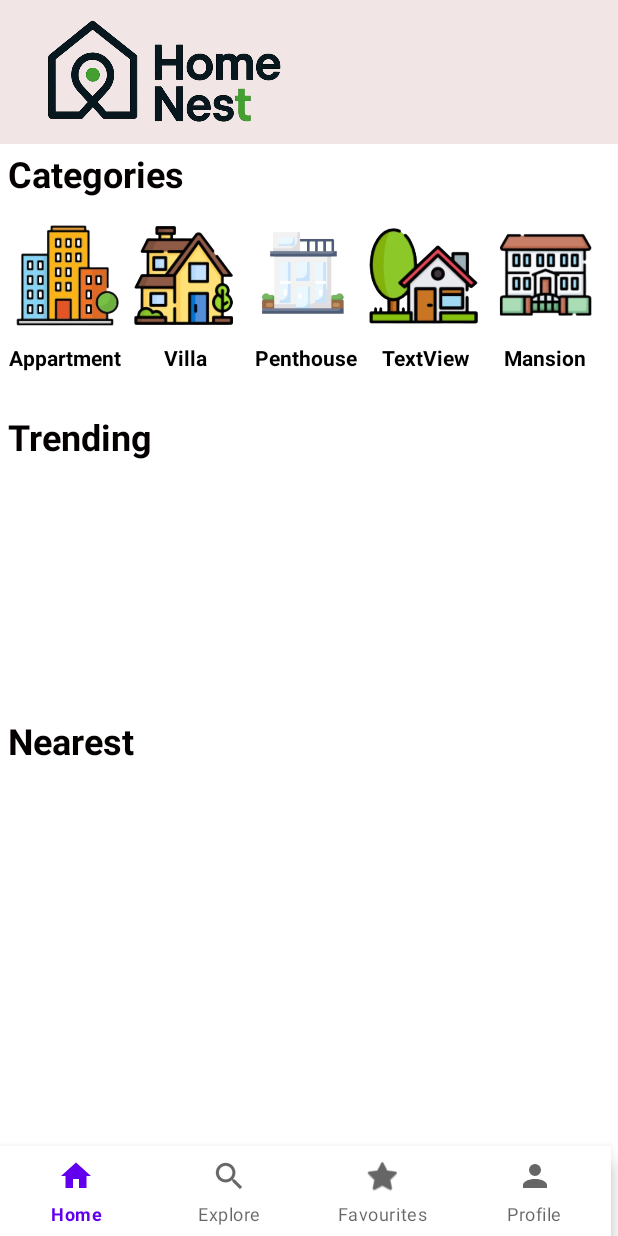
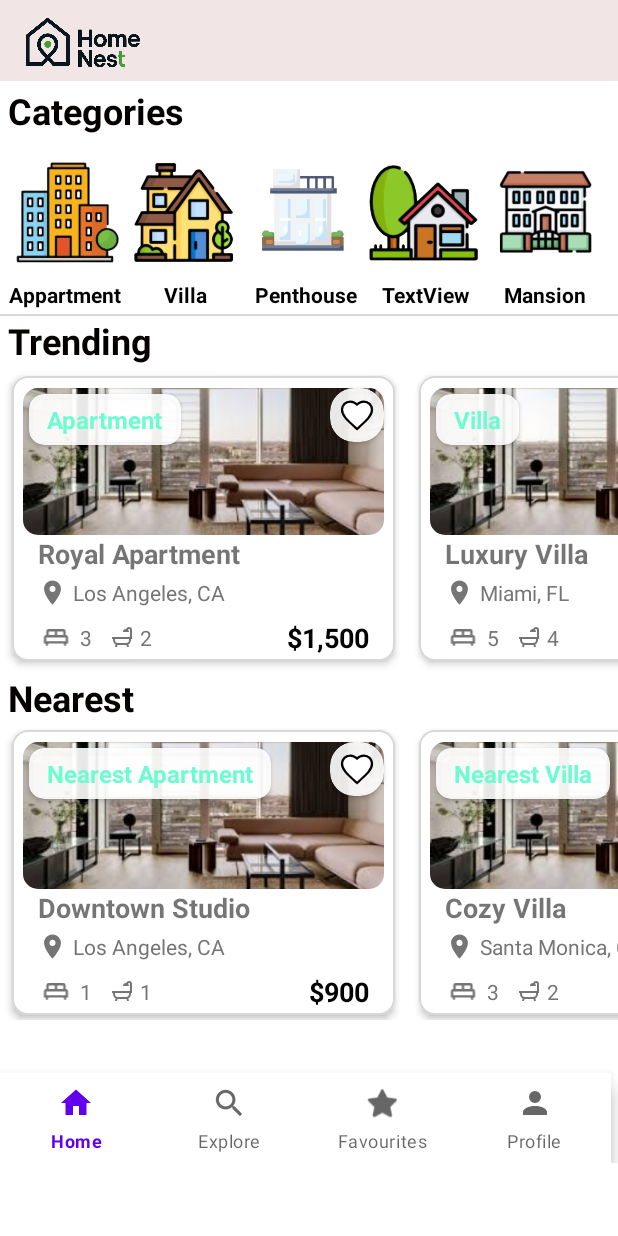
Before and after one commit to Hadi-001/mobile_project_frontend, an Android app: the screen it shows after launch (HomeActivity), on a phone screen of 412 x 824 dp. Run offline under Robolectric (Android 15) with nearby library versions, the phone set to English and light mode, and no system bars.

Commit message:
add recycler view for home page

```diff
--- a/app/src/main/java/com/example/mobile_project_frontend/HomeActivity.java
+++ b/app/src/main/java/com/example/mobile_project_frontend/HomeActivity.java
@@ -5,6 +5,11 @@ import android.os.Bundle;
 import com.google.android.material.bottomnavigation.BottomNavigationView;
 
 import androidx.appcompat.app.AppCompatActivity;
+import androidx.recyclerview.widget.LinearLayoutManager;
+import androidx.recyclerview.widget.RecyclerView;
+
+import java.util.ArrayList;
+import java.util.List;
 
 public class HomeActivity extends AppCompatActivity {
 
@@ -21,8 +26,8 @@ public class HomeActivity extends AppCompatActivity {
         }
         navView = findViewById(R.id.nav_view);
 
-        navView.setOnItemSelectedListener(item -> {
-            switch (item.getItemId()) {
+//        navView.setOnItemSelectedListener(item -> {
+//            switch (item.getItemId()) {
 //                case R.id.navigation_home:
 //                    // Already in HomeActivity, do nothing
 //                    return true;
@@ -35,8 +40,110 @@ public class HomeActivity extends AppCompatActivity {
 //                case R.id.navigation_profile:
 //                    startActivity(new Intent(this, ProfileActivity.class));
 //                    return true;
-            }
-            return false;
-        });
+//            }
+//            return false;
+//        });
+
+        RecyclerView recyclerView = findViewById(R.id.recyclerViewTrending);
+        List<HorizontalItem> itemList = generateFakeItems();
+        HorizontalAdapter adapter = new HorizontalAdapter(itemList);
+        recyclerView.setAdapter(adapter);
+        LinearLayoutManager layoutManager = new LinearLayoutManager(this, LinearLayoutManager.HORIZONTAL, false);
+        recyclerView.setLayoutManager(layoutManager);
+
+
+
+        RecyclerView recyclerViewNearest = findViewById(R.id.recyclerViewNearest);
+        List<HorizontalItem> nearestItemList = generateNearestFakeItems();
+        HorizontalAdapter nearestAdapter = new HorizontalAdapter(nearestItemList);
+        recyclerViewNearest.setAdapter(nearestAdapter);
+        LinearLayoutManager nearestLayoutManager = new LinearLayoutManager(this, LinearLayoutManager.HORIZONTAL, false);
+        recyclerViewNearest.setLayoutManager(nearestLayoutManager);
+
+
     }
+
+    private List<HorizontalItem> generateFakeItems() {
+        List<HorizontalItem> itemList = new ArrayList<>();
+
+        itemList.add(new HorizontalItem(
+                R.drawable.appartment_pic,
+                "Apartment",
+                "Royal Apartment",
+                "Los Angeles, CA",
+                3,
+                2,
+                "$1,500"
+        ));
+
+        itemList.add(new HorizontalItem(
+                R.drawable.appartment_pic,
+                "Villa",
+                "Luxury Villa",
+                "Miami, FL",
+                5,
+                4,
+                "$3,800"
+        ));
+
+        itemList.add(new HorizontalItem(
+                R.drawable.appartment_pic,
+                "Condo",
+                "Sunset Condo",
+                "San Diego, CA",
+                2,
+                1,
+                "$2,100"
+        ));
+
+        itemList.add(new HorizontalItem(
+                R.drawable.appartment_pic,
+                "Penthouse",
+                "Skyline Penthouse",
+                "New York, NY",
+                4,
+                3,
+                "$5,500"
+        ));
+
+        return itemList;
+    }
+
+    private List<HorizontalItem> generateNearestFakeItems() {
+        List<HorizontalItem> itemList = new ArrayList<>();
+
+        itemList.add(new HorizontalItem(
+                R.drawable.appartment_pic,
+                "Nearest Apartment",
+                "Downtown Studio",
+                "Los Angeles, CA",
+                1,
+                1,
+                "$900"
+        ));
+
+        itemList.add(new HorizontalItem(
+                R.drawable.appartment_pic,
+                "Nearest Villa",
+                "Cozy Villa",
+                "Santa Monica, CA",
+                3,
+                2,
+                "$2,700"
+        ));
+
+        itemList.add(new HorizontalItem(
+                R.drawable.appartment_pic,
+                "Nearest Condo",
+                "Beachside Condo",
+                "Venice Beach, CA",
+                2,
+                2,
+                "$1,800"
+        ));
+
+        return itemList;
+    }
+
+
 }
--- a/app/src/main/res/layout/activity_home.xml
+++ b/app/src/main/res/layout/activity_home.xml
@@ -3,30 +3,36 @@
     xmlns:app="http://schemas.android.com/apk/res-auto"
     xmlns:tools="http://schemas.android.com/tools"
     android:layout_width="match_parent"
-    android:layout_height="match_parent"
-    android:orientation="vertical">
-    tools:context=".HomeActivity"
-
+    android:layout_height="wrap_content"
+    android:orientation="vertical"
+    tools:context=".HomeActivity">
 
 
     <LinearLayout
         android:layout_width="match_parent"
-        android:layout_height="96dp"
+        android:layout_height="54dp"
         android:background="#F2E5E5"
         android:orientation="horizontal"
-        android:padding="10sp">
+        android:paddingLeft="10sp"
+        android:paddingTop="10sp">
 
         <ImageView
             android:id="@+id/imageView2"
-            android:layout_width="1sp"
-            android:layout_height="match_parent"
+            android:layout_width="10dp"
+            android:layout_height="37dp"
             android:layout_weight="1"
             android:src="@drawable/logo_cropped" />
 
         <TextView
             android:id="@+id/textView5"
+            android:layout_width="153dp"
+            android:layout_height="wrap_content"
+            android:layout_weight="1" />
+
+        <TextView
+            android:id="@+id/textView"
             android:layout_width="wrap_content"
-            android:layout_height="wrap_content"
+            android:layout_height="12dp"
             android:layout_weight="1" />
     </LinearLayout>
 
@@ -44,12 +50,9 @@
 
     <LinearLayout
         android:layout_width="match_parent"
-        android:layout_height="wrap_content"
+        android:layout_height="116dp"
         android:orientation="horizontal"
         android:padding="3dp">
-
-
-
 
 
         <LinearLayout
@@ -65,7 +68,7 @@
 
             <TextView
                 android:layout_width="match_parent"
-                android:layout_height="39dp"
+                android:layout_height="20dp"
                 android:text="Appartment"
                 android:textAlignment="center"
                 android:textColor="#000000"
@@ -86,7 +89,7 @@
 
             <TextView
                 android:layout_width="match_parent"
-                android:layout_height="39dp"
+                android:layout_height="20dp"
                 android:text="Villa"
                 android:textAlignment="center"
                 android:textColor="#000000"
@@ -108,7 +111,7 @@
 
             <TextView
                 android:layout_width="match_parent"
-                android:layout_height="39dp"
+                android:layout_height="20dp"
                 android:text="Penthouse"
                 android:textAlignment="center"
                 android:textColor="#000000"
@@ -129,7 +132,7 @@
 
             <TextView
                 android:layout_width="match_parent"
-                android:layout_height="33dp"
+                android:layout_height="20dp"
                 android:text="TextView"
                 android:textAlignment="center"
                 android:textColor="#000000"
@@ -151,7 +154,7 @@
 
             <TextView
                 android:layout_width="match_parent"
-                android:layout_height="39dp"
+                android:layout_height="20dp"
                 android:text="Mansion"
                 android:textAlignment="center"
                 android:textColor="#000000"
@@ -161,12 +164,16 @@
 
     </LinearLayout>
 
+    <View
+        android:layout_width="match_parent"
+        android:layout_height="1dp"
+        android:background="#D8D8D8" />
+
     <TextView
         android:layout_width="165dp"
-        android:layout_height="wrap_content"
+        android:layout_height="32dp"
         android:fontFamily="sans-serif"
-        android:padding="3dp"
-        android:paddingStart="5dp"
+        android:paddingLeft="5dp"
         android:text="Trending"
         android:textColor="#050000"
         android:textSize="24sp"
@@ -175,14 +182,12 @@
     <androidx.recyclerview.widget.RecyclerView
         android:id="@+id/recyclerViewTrending"
         android:layout_width="match_parent"
-        android:layout_height="163dp"
-        android:padding="8dp" />
+        android:layout_height="206dp" />
 
     <TextView
         android:layout_width="165dp"
-        android:layout_height="wrap_content"
+        android:layout_height="30dp"
         android:fontFamily="sans-serif"
-        android:padding="3dp"
         android:paddingStart="5dp"
         android:text="Nearest"
         android:textColor="#050000"
@@ -192,12 +197,11 @@
     <androidx.recyclerview.widget.RecyclerView
         android:id="@+id/recyclerViewNearest"
         android:layout_width="match_parent"
-        android:layout_height="162dp"
-        android:padding="8dp" />
+        android:layout_height="201dp" />
 
     <View
         android:layout_width="match_parent"
-        android:layout_height="151dp"
+        android:layout_height="35dp"
         android:layout_weight="1" />
 
 
@@ -210,7 +214,7 @@
         app:layout_constraintBottom_toBottomOf="parent"
         app:layout_constraintLeft_toLeftOf="parent"
         app:layout_constraintRight_toRightOf="parent"
-        app:menu="@menu/bottom_nav_menu" >
+        app:menu="@menu/bottom_nav_menu">
 
     </com.google.android.material.bottomnavigation.BottomNavigationView>
 
--- a/app/src/main/res/layout/horizontal_list_item_layout.xml
+++ b/app/src/main/res/layout/horizontal_list_item_layout.xml
@@ -4,8 +4,8 @@
     xmlns:app="http://schemas.android.com/apk/res-auto"
     xmlns:tools="http://schemas.android.com/tools"
     android:id="@+id/itemType"
-    android:layout_width="284dp"
-    android:layout_height="244dp"
+    android:layout_width="255dp"
+    android:layout_height="190dp"
     android:layout_margin="8dp"
     android:background="@drawable/item_white_bg"
     android:elevation="3dp">
@@ -13,15 +13,15 @@
     <com.google.android.material.imageview.ShapeableImageView
         android:id="@+id/imageView2"
         android:layout_width="0dp"
-        android:layout_height="0dp"
-        android:layout_marginStart="8dp"
+        android:layout_height="98dp"
+        android:layout_marginStart="7dp"
         android:layout_marginTop="8dp"
-        android:layout_marginEnd="8dp"
+        android:layout_marginEnd="7dp"
         android:scaleType="centerCrop"
-        app:layout_constraintBottom_toTopOf="@+id/linearLayout"
         app:layout_constraintEnd_toEndOf="parent"
         app:layout_constraintStart_toStartOf="parent"
         app:layout_constraintTop_toTopOf="parent"
+        app:shapeAppearanceOverlay="@style/ShapeAppearanceOverlay.App.circleImageView"
         app:srcCompat="@drawable/appartment_pic" />
 
     <com.google.android.material.card.MaterialCardView
@@ -30,12 +30,12 @@
         android:layout_height="wrap_content"
         android:layout_alignParentStart="true"
         android:layout_alignParentTop="true"
-        android:layout_marginStart="4dp"
+        android:layout_marginStart="11dp"
         android:layout_marginTop="4dp"
         app:cardBackgroundColor="#E6FFFFFF"
         app:cardCornerRadius="10dp"
         app:cardElevation="2dp"
-        app:layout_constraintStart_toStartOf="@+id/imageView2"
+        app:layout_constraintStart_toStartOf="parent"
         app:layout_constraintTop_toTopOf="@+id/imageView2">
 
         <TextView
@@ -55,12 +55,11 @@
         android:layout_width="wrap_content"
         android:layout_height="wrap_content"
 
-        android:layout_margin="12dp"
         app:cardBackgroundColor="#E6FFFFFF"
         app:cardCornerRadius="16dp"
         app:cardElevation="2dp"
-        app:layout_constraintEnd_toEndOf="parent"
-        app:layout_constraintTop_toTopOf="parent">
+        app:layout_constraintEnd_toEndOf="@+id/imageView2"
+        app:layout_constraintTop_toTopOf="@+id/imageView2">
 
         <ImageButton
             android:id="@+id/favoriteButton"
@@ -75,18 +74,22 @@
     <LinearLayout
         android:id="@+id/linearLayout"
         android:layout_width="0dp"
-        android:layout_height="wrap_content"
-        android:layout_below="@id/itemImage"
-        android:layout_marginTop="144dp"
+        android:layout_height="0dp"
+
+        android:layout_marginStart="7dp"
+        android:layout_marginEnd="7dp"
+        android:layout_marginBottom="2dp"
         android:orientation="vertical"
-        android:padding="16dp"
+        android:paddingLeft="10dp"
+        android:paddingRight="10dp"
+        app:layout_constraintBottom_toBottomOf="parent"
         app:layout_constraintEnd_toEndOf="parent"
         app:layout_constraintStart_toStartOf="parent"
-        app:layout_constraintTop_toTopOf="parent">
+        app:layout_constraintTop_toBottomOf="@+id/imageView2">
 
         <TextView
             android:id="@+id/propertyTitleTextView"
-            android:layout_width="match_parent"
+            android:layout_width="224dp"
             android:layout_height="wrap_content"
             android:layout_marginBottom="4dp"
             android:text="Royal Apartment"
@@ -94,7 +97,7 @@
             android:textStyle="bold" />
 
         <LinearLayout
-            android:layout_width="match_parent"
+            android:layout_width="224dp"
             android:layout_height="wrap_content"
             android:layout_marginBottom="8dp"
             android:gravity="center_vertical"
@@ -123,7 +126,7 @@
             android:orientation="horizontal">
 
             <LinearLayout
-                android:layout_width="0dp"
+                android:layout_width="230dp"
                 android:layout_height="wrap_content"
                 android:layout_weight="1"
                 android:orientation="horizontal">
@@ -172,6 +175,7 @@
                         android:textColor="#757575"
                         android:textSize="14sp" />
                 </LinearLayout>
+
             </LinearLayout>
 
             <TextView
@@ -182,6 +186,7 @@
                 android:textColor="#000000"
                 android:textSize="18sp"
                 android:textStyle="bold" />
+
         </LinearLayout>
     </LinearLayout>
 </androidx.constraintlayout.widget.ConstraintLayout>
--- a/app/src/main/res/values/themes.xml
+++ b/app/src/main/res/values/themes.xml
@@ -22,4 +22,10 @@
     <style name="Theme.Mobile_project_frontend.AppBarOverlay" parent="ThemeOverlay.AppCompat.Dark.ActionBar" />
 
     <style name="Theme.Mobile_project_frontend.PopupOverlay" parent="ThemeOverlay.AppCompat.Light" />
+
+    <style name="ShapeAppearanceOverlay.App.circleImageView" parent="">
+        <item
+            name="cornerFamily">rounded</item>
+        <item name="cornerSize">10dp</item>
+    </style>
 </resources>
```
